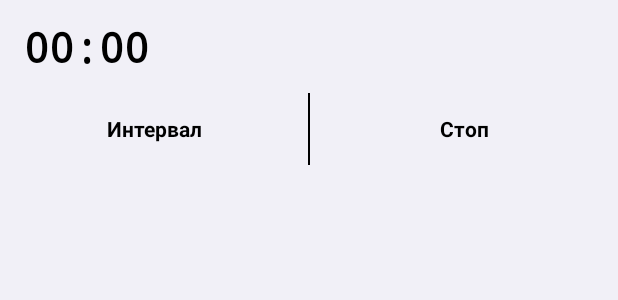
After one commit to IBRUTALI/MultiTimer, an Android app built with Jetpack Compose: the layout notification_stopwatch_expanded.xml on its own in the app's theme, with its tools: preview values and no code run, on a phone screen of 412 x 824 dp. The commit adds this screen. Shown: the top 300 px of the screen. Run offline under Robolectric (Android 15) with nearby library versions, the phone set to English and light mode, and no system bars.

Commit message:
feat: stopwatch notification design and control panel

```diff
--- a/utils/src/main/res/drawable/ic_pause_dark.xml
+++ b/utils/src/main/res/drawable/ic_pause_dark.xml
@@ -5,6 +5,6 @@
     android:viewportHeight="24"
     android:tint="#2B2B2B">
     <path
-        android:fillColor="@android:color/white"
+        android:fillColor="@color/text_primary"
         android:pathData="M6,19h4V5H6v14zM14,5v14h4V5h-4z" />
 </vector>
--- a/utils/src/main/res/drawable/ic_stop_white.xml
+++ b/utils/src/main/res/drawable/ic_stop_white.xml
@@ -3,8 +3,8 @@
     android:height="14dp"
     android:viewportWidth="24"
     android:viewportHeight="24"
-    android:tint="#FFFFFF">
+    android:tint="@color/text_primary">
     <path
-        android:fillColor="@android:color/white"
+        android:fillColor="@color/text_primary"
         android:pathData="M6,6h12v12H6z" />
 </vector>
--- /dev/null
+++ b/utils/src/main/res/drawable/notif_btn_bg_left.xml
@@ -0,0 +1,18 @@
+<?xml version="1.0" encoding="utf-8"?>
+<ripple xmlns:android="http://schemas.android.com/apk/res/android"
+    android:color="#33FFFFFF"> <!-- Полупрозрачный белый цвет нажатия -->
+
+    <item android:id="@android:id/mask">
+        <shape android:shape="rectangle">
+            <solid android:color="#FFFFFF" />
+            <corners android:bottomLeftRadius="20dp" />
+        </shape>
+    </item>
+
+    <item>
+        <shape android:shape="rectangle">
+            <solid android:color="@android:color/transparent" />
+            <corners android:bottomLeftRadius="20dp" />
+        </shape>
+    </item>
+</ripple>
--- /dev/null
+++ b/utils/src/main/res/drawable/notif_btn_bg_right.xml
@@ -0,0 +1,18 @@
+<?xml version="1.0" encoding="utf-8"?>
+<ripple xmlns:android="http://schemas.android.com/apk/res/android"
+    android:color="#33FFFFFF">
+
+    <item android:id="@android:id/mask">
+        <shape android:shape="rectangle">
+            <solid android:color="#FFFFFF" />
+            <corners android:bottomRightRadius="20dp" />
+        </shape>
+    </item>
+
+    <item>
+        <shape android:shape="rectangle">
+            <solid android:color="@android:color/transparent" />
+            <corners android:bottomRightRadius="20dp" />
+        </shape>
+    </item>
+</ripple>
--- /dev/null
+++ b/utils/src/main/res/layout/notification_stopwatch_expanded.xml
@@ -0,0 +1,65 @@
+<?xml version="1.0" encoding="utf-8"?>
+<LinearLayout xmlns:android="http://schemas.android.com/apk/res/android"
+    xmlns:tools="http://schemas.android.com/tools"
+    android:layout_width="match_parent"
+    android:layout_height="wrap_content"
+    android:orientation="vertical"
+    android:paddingTop="12dp">
+
+    <LinearLayout
+        android:layout_width="match_parent"
+        android:layout_height="wrap_content"
+        android:gravity="center_vertical"
+        android:orientation="horizontal"
+        android:paddingHorizontal="16dp"
+        android:paddingBottom="12dp">
+
+        <Chronometer
+            android:id="@+id/chronometer_expanded"
+            android:layout_width="wrap_content"
+            android:layout_height="wrap_content"
+            android:fontFamily="monospace"
+            android:textColor="@color/text_primary"
+            android:textSize="28sp"
+            android:textStyle="bold" />
+
+    </LinearLayout>
+
+    <LinearLayout
+        android:layout_width="match_parent"
+        android:layout_height="48dp"
+        android:gravity="center_vertical"
+        android:orientation="horizontal">
+
+        <TextView
+            android:id="@+id/btn_left"
+            android:layout_width="0dp"
+            android:layout_height="match_parent"
+            android:layout_weight="1"
+            android:background="@drawable/notif_btn_bg_left"
+            android:clickable="true"
+            android:gravity="center"
+            android:textColor="@color/text_primary"
+            android:textSize="14sp"
+            android:textStyle="bold"
+            tools:text="Интервал"/>
+
+        <LinearLayout
+            android:layout_width="1dp"
+            android:layout_height="match_parent"
+            android:background="@color/text_primary" />
+
+        <TextView
+            android:id="@+id/btn_right"
+            android:layout_width="0dp"
+            android:layout_height="match_parent"
+            android:layout_weight="1"
+            android:background="@drawable/notif_btn_bg_right"
+            android:clickable="true"
+            android:gravity="center"
+            android:textColor="@color/text_primary"
+            android:textSize="14sp"
+            android:textStyle="bold"
+            tools:text="Стоп" />
+    </LinearLayout>
+</LinearLayout>
--- a/utils/src/main/res/layout/notification_timer_item.xml
+++ b/utils/src/main/res/layout/notification_timer_item.xml
@@ -57,7 +57,7 @@
         android:id="@+id/btn_reset"
         android:layout_width="36dp"
         android:layout_height="36dp"
-        android:background="@drawable/circle_button_dark"
+        android:background="@drawable/circle_button_light"
         android:scaleType="centerInside"
         android:src="@drawable/ic_stop_white"
         android:contentDescription="@string/notif_reset" />
```
Also changed, not shown: core-presentation/src/main/java/com/ighorosipov/core_presentation/components/SmoothElapsedMs.kt (added, +45 -0 lines), data/src/main/java/com/ighorosipov/data/stopwatch/service/StopwatchNotificationHelper.kt (+60 -9 lines), data/src/main/java/com/ighorosipov/data/stopwatch/service/StopwatchService.kt (+4 -10 lines), feature/stopwatch/src/main/java/com/ighorosipov/stopwatch/components/StopwatchDial.kt (+35 -7 lines), feature/stopwatch/src/main/java/com/ighorosipov/stopwatch/screen/StopwatchScreen.kt (+9 -2 lines), utils/src/main/res/layout/notification_stopwatch_compact.xml (added, +25 -0 lines).
